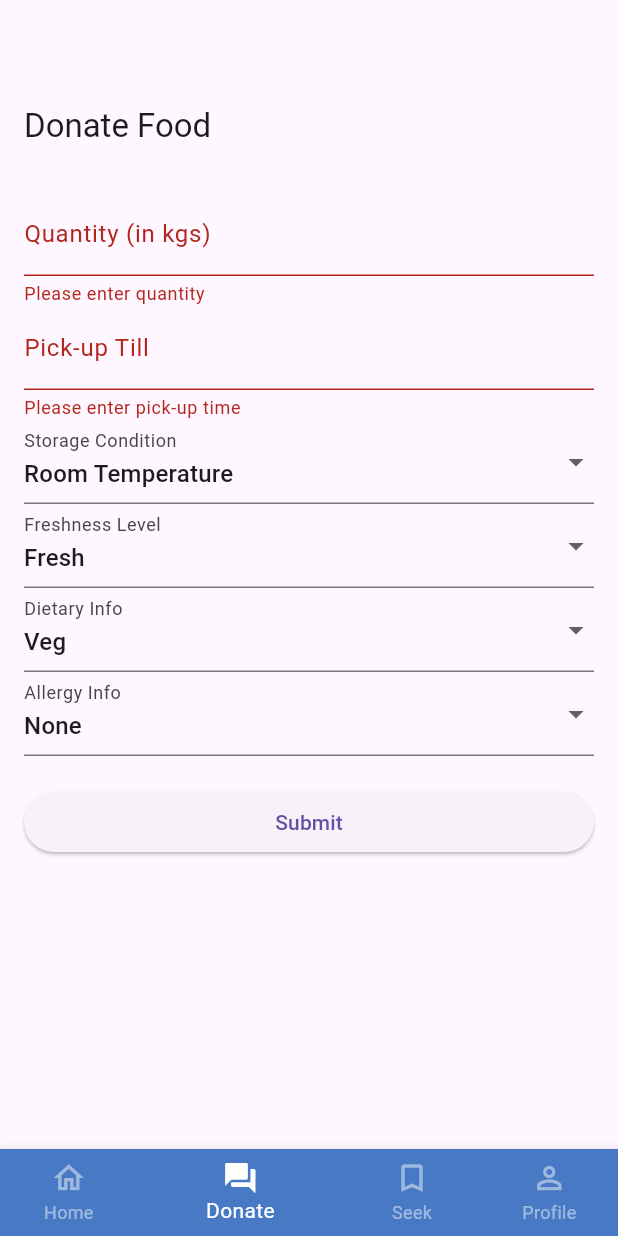
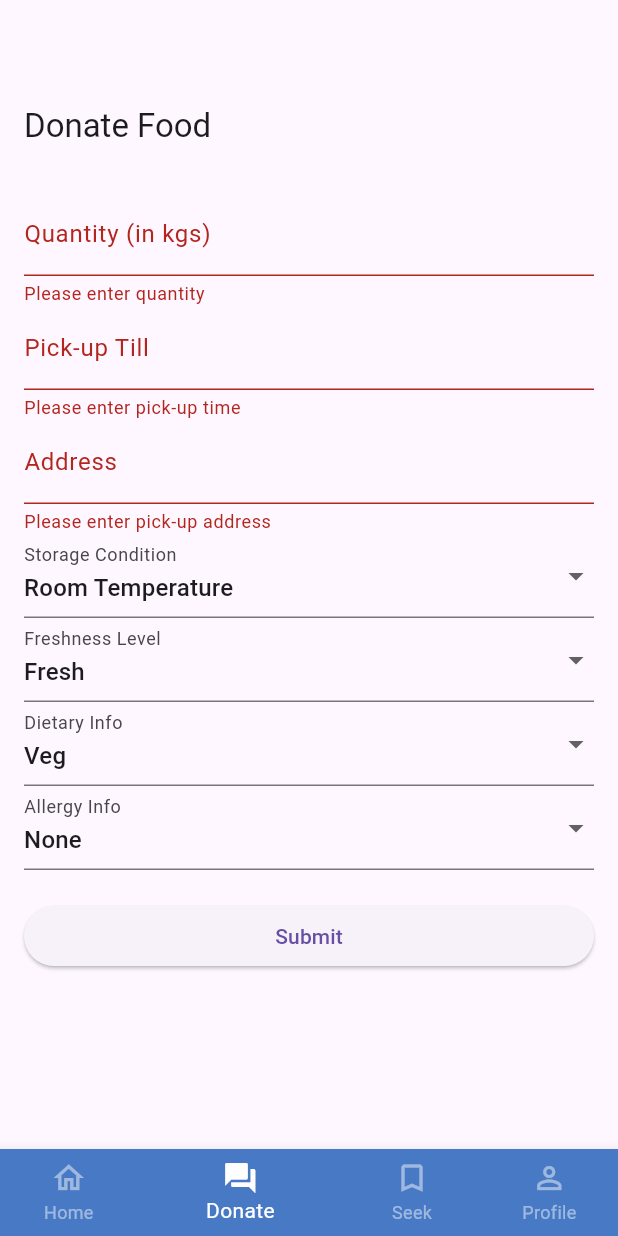
Before and after one commit to palakxcode/share-bite, a Flutter app: the screen it shows once a user with an empty profile is signed in, item 2 of the bottom bar chosen, after a tap on "Submit", on a phone screen of 412 x 824 dp. Run offline on Flutter 3.47's test engine with Material 3 defaults, Android fonts, the phone set to English and light mode, and no system bars; our stand-ins replace cloud_firestore, firebase_auth, firebase_core, get; accounts and stored records are empty.

Commit message:
modified donate.dart

```diff
--- a/lib/screens/donate.dart
+++ b/lib/screens/donate.dart
@@ -11,6 +11,7 @@ class DonateScreen extends StatefulWidget {
 class _DonateScreenState extends State<DonateScreen> {
   final _formKey = GlobalKey<FormState>();
   final TextEditingController _quantityController = TextEditingController();
+  final TextEditingController _addressController = TextEditingController();
   final TextEditingController _pickUpController = TextEditingController();
   String _storageCondition = 'Room Temperature';
   String _freshnessLevel = 'Fresh';
@@ -35,6 +36,7 @@ class _DonateScreenState extends State<DonateScreen> {
         await _donations.add({
           'quantity': _quantityController.text,
           'pickUpTill': _pickUpController.text,
+          'address': _addressController,
           'storageCondition': _storageCondition,
           'freshnessLevel': _freshnessLevel,
           'dietaryInfo': _dietaryInfo,
@@ -83,6 +85,17 @@ class _DonateScreenState extends State<DonateScreen> {
                 validator: (value) {
                   if (value == null || value.isEmpty) {
                     return 'Please enter pick-up time';
+                  }
+                  return null;
+                },
+              ),
+              TextFormField(
+                controller: _addressController,
+                decoration: const InputDecoration(labelText: 'Address'),
+                keyboardType: TextInputType.text,
+                validator: (value) {
+                  if (value == null || value.isEmpty) {
+                    return 'Please enter pick-up address';
                   }
                   return null;
                 },
```
Also changed, not shown: lib/screens/profile.dart (+12 -10 lines).
